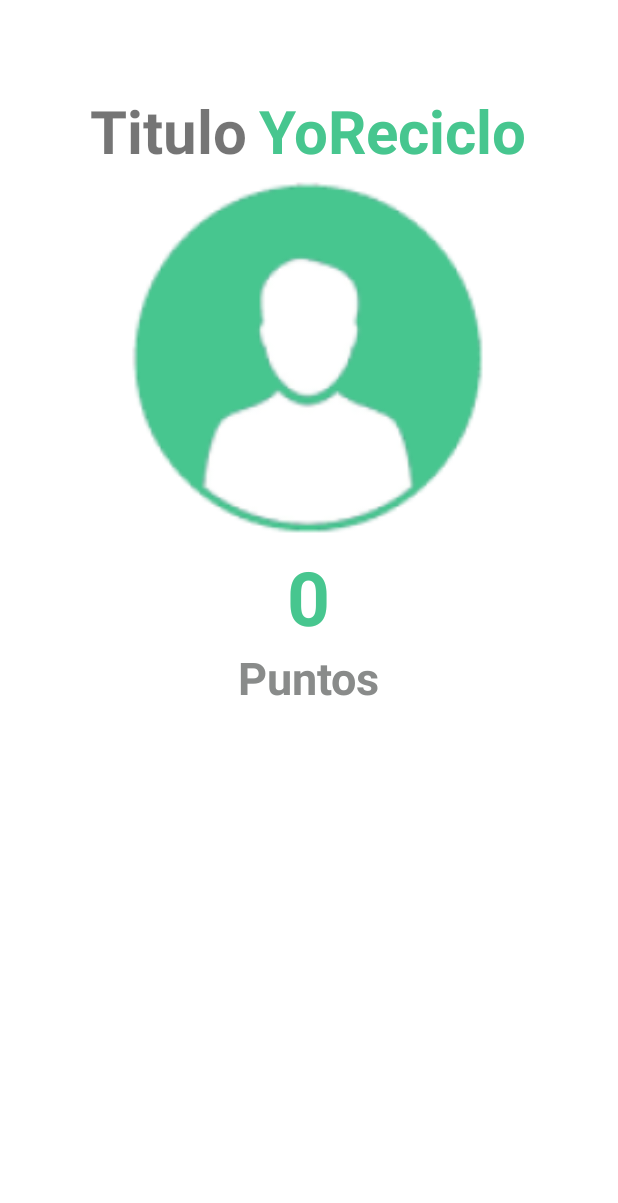
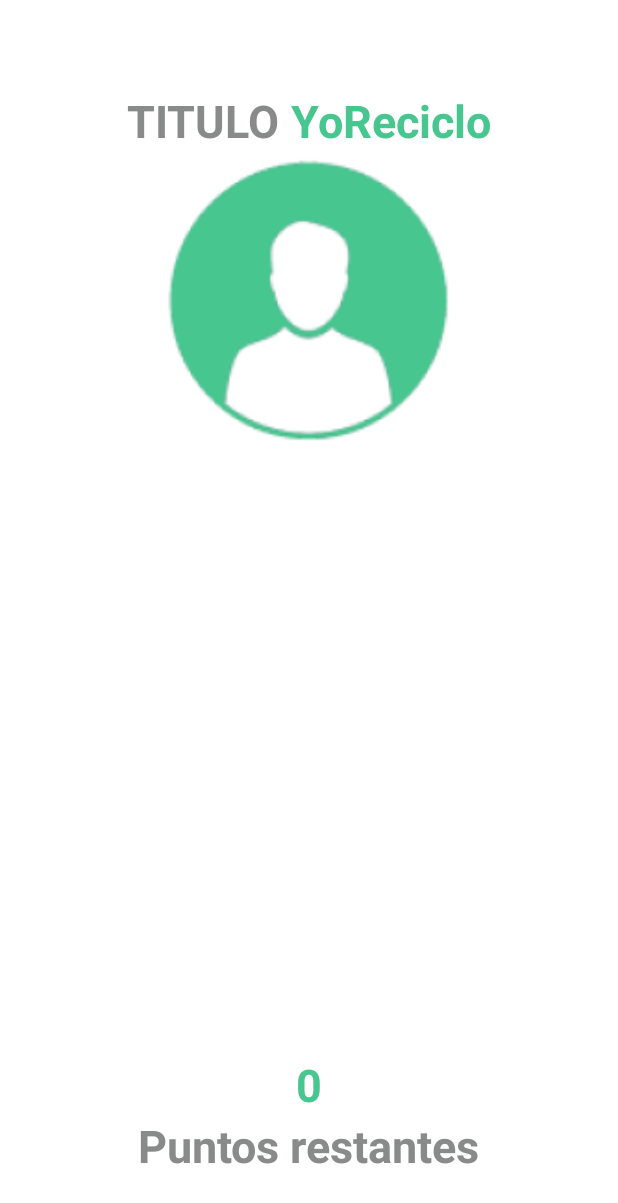
Before and after one commit to SoraBeat/TpFinalTUSI, an Android app: the layout activity_canje_exitoso.xml on its own in the app's theme, with its tools: preview values and no code run, on a phone screen of 412 x 824 dp. Shown: the top 1203 px of the screen. Run offline under Robolectric (Android 15) with nearby library versions, the phone set to English and light mode, and no system bars.

Commit message:
Canje Exitoso

```diff
--- a/app/src/main/res/layout/activity_canje_exitoso.xml
+++ b/app/src/main/res/layout/activity_canje_exitoso.xml
@@ -4,7 +4,7 @@
     android:layout_width="match_parent"
     android:layout_height="match_parent"
     android:orientation="vertical"
-    tools:context="color.tpfinaltusi.fragments.FragmentQR">
+    tools:context=".fragments.FragmentQR">
 
     <ProgressBar
         android:id="@+id/progressBar"
@@ -13,62 +13,89 @@
         android:layout_gravity="center"
         android:background="@color/transparent"
         android:visibility="gone" />
+
+    <RelativeLayout
+        android:id="@+id/layoutOcultar"
+        android:layout_width="match_parent"
+        android:layout_height="match_parent"
+        android:visibility="visible"
+        android:layout_marginTop="60dp">
+
+        <LinearLayout
+            android:layout_width="match_parent"
+            android:layout_height="wrap_content"
+            android:orientation="vertical"
+            android:gravity="center">
             <LinearLayout
                 android:layout_width="match_parent"
                 android:layout_height="wrap_content"
                 android:orientation="horizontal"
-        android:gravity="center"
-        android:layout_marginTop="60dp"
-        >
+                android:gravity="center">
                 <TextView
                     android:id="@+id/product_title"
                     android:layout_width="wrap_content"
                     android:layout_height="wrap_content"
-            android:textSize="40sp"
+                    android:textSize="30sp"
                     android:textStyle="bold"
                     android:text="Titulo"
+                    android:textColor="@color/darkGrey"
+                    android:textAllCaps="true"
                     android:layout_marginRight="8dp"/>
                 <TextView
                     android:layout_width="wrap_content"
                     android:layout_height="wrap_content"
-            android:textSize="40sp"
-            android:textStyle="bold"
                     android:text="YoReciclo"
                     android:textColor="@color/green"
-            />
+                    android:textSize="30sp"
+                    android:textStyle="bold"/>
             </LinearLayout>
 
             <ImageView
-        android:id="@+id/product_image"
-        android:layout_width="250dp"
-        android:layout_height="250dp"
-        android:layout_gravity="center"
+                android:layout_width="200dp"
+                android:layout_height="200dp"
+                android:id="@+id/Imagen_persona"
                 android:src="@mipmap/img_person_perfile_foreground">
+
             </ImageView>
+        </LinearLayout>
 
+        <!--PUNTOS A CANJEAR-->
         <LinearLayout
             android:layout_width="match_parent"
             android:layout_height="wrap_content"
             android:layout_centerHorizontal="true"
             android:layout_alignParentBottom="true"
             android:orientation="vertical">
+
+            <LinearLayout
+                android:layout_width="match_parent"
+                android:layout_height="wrap_content"
+                android:gravity="center"
+                android:orientation="horizontal">
+
                 <TextView
                     android:id="@+id/tv_puntajeActual"
                     android:layout_width="wrap_content"
                     android:layout_height="wrap_content"
                     android:text="0"
                     android:textColor="@color/green"
-            android:textSize="50sp"
-            android:textStyle="bold"
-            android:layout_gravity="center"/>
+                    android:textSize="30sp"
+                    android:textStyle="bold" />
+
+            </LinearLayout>
+
             <TextView
                 android:layout_width="wrap_content"
                 android:layout_height="wrap_content"
                 android:layout_gravity="center"
-            android:text="Puntos"
+                android:text="Puntos restantes"
                 android:textColor="@color/darkGrey"
                 android:textSize="30sp"
-            android:textStyle="bold" />
+                android:textStyle="bold"
+                android:layout_marginBottom="40dp"/>
+
         </LinearLayout>
 
+    </RelativeLayout>
+
 </LinearLayout>
```
Also changed, not shown: app/src/main/java/com/example/tpfinaltusi/adicionales/ProductoAdapter.java (+4 -7 lines), app/src/main/java/com/example/tpfinaltusi/adicionales/activity_canje_exitoso.java (+57 -2 lines). Lines whose indentation alone changed are shown as unchanged.
